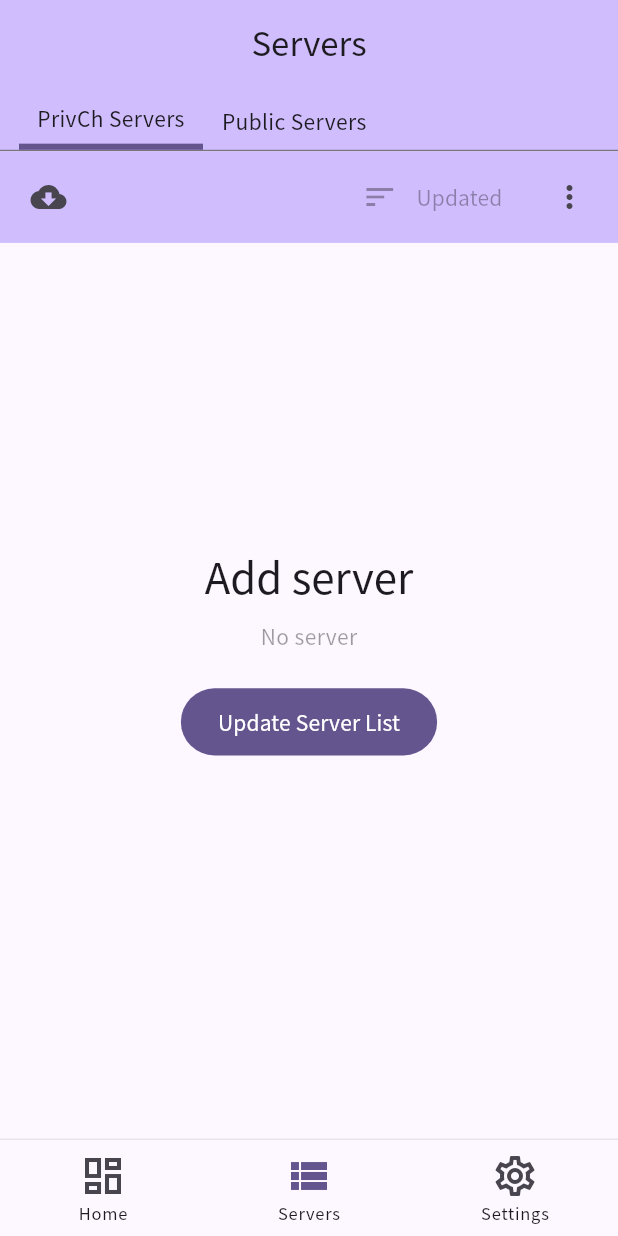
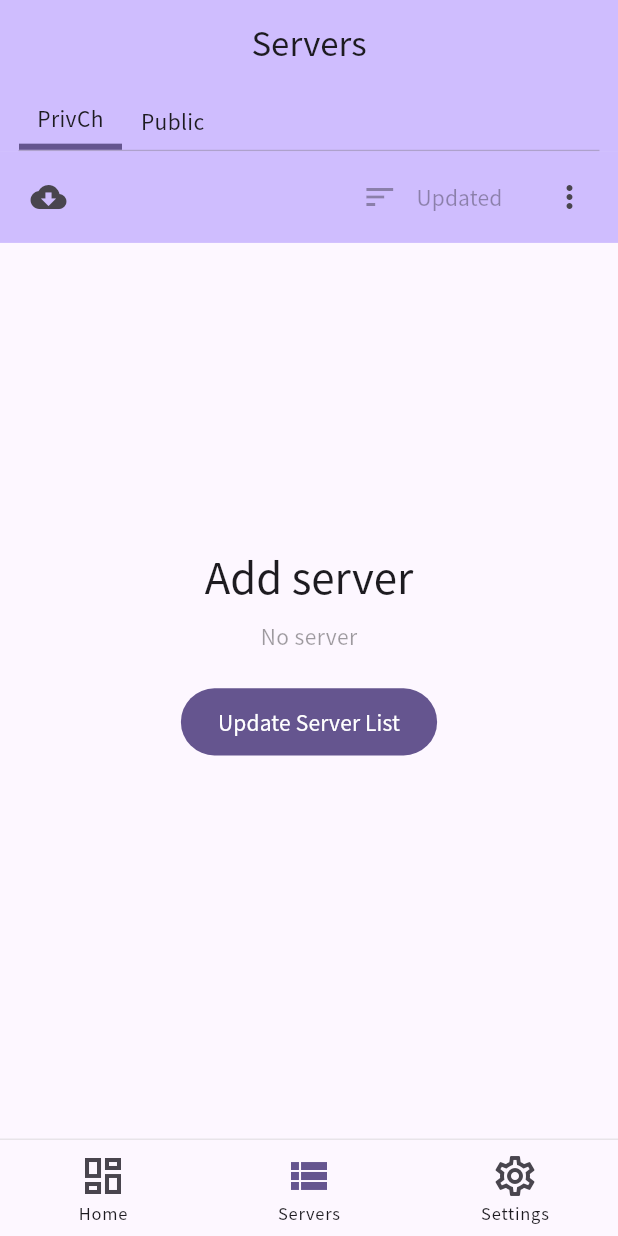
Before and after one commit to xinlake/privch, a Flutter app: the screen it shows after launch, after a tap on "CONNECT", on a phone screen of 412 x 824 dp. Run offline on Flutter 3.47's test engine with Material 3 defaults, Android fonts, the phone set to English and light mode, and no system bars; our stand-ins replace envied, fl_chart, flutter_markdown, hive, plugin_platform_interface, qr_flutter and 1 more; missing offline and left inert: dart:html, ed25519_edwards, hashlib; accounts and stored records are empty; generated files the repository leaves out were written again.

Commit message:
privch flutter client v0.12.1

```diff
--- a/client-flutter/private-channel/lib/l10n/app_en.arb
+++ b/client-flutter/private-channel/lib/l10n/app_en.arb
@@ -15,9 +15,10 @@
     "notConnected": "NOT CONNECTED",
 
     "servers": "Servers",
-    "privchServers": "PrivCh Servers",
-    "publicServers": "Public Servers",
-    "updateFromCloud": "Update Server List",
+    "privchServerTab": "PrivCh",
+    "publicServerTab": "Public",
+    "updateServerList": "Update Server List",
+    "updating": "Updating ...",
     "noServer": "No server",
     "addServer": "Add server",
     "createServer": "Create server",
--- a/client-flutter/private-channel/lib/pages/privch_server_list.dart
+++ b/client-flutter/private-channel/lib/pages/privch_server_list.dart
@@ -101,7 +101,7 @@
                           ),
                           Padding(
                             padding: EdgeInsets.symmetric(horizontal: _spacing),
-                            child: const Text("Listing servers ..."),
+                            child: Text(_appLocales.updating),
                           ),
                         ],
                       )
@@ -439,7 +439,7 @@
           )
               ? null
               : () async => await _listServer(),
-          child: Text(_appLocales.updateFromCloud),
+          child: Text(_appLocales.updateServerList),
         ),
 
         // foot padding
--- a/client-flutter/private-channel/lib/pages/server_list.dart
+++ b/client-flutter/private-channel/lib/pages/server_list.dart
@@ -29,13 +29,23 @@
       padding: padding ?? EdgeInsets.symmetric(horizontal: _spacing),
       decoration: BoxDecoration(
         color: widget.actionBarColor,
-        border: Border(
-          bottom: BorderSide(
-            color: _themeData.dividerColor,
-          ),
+        border: Border.all(
+          color: widget.actionBarColor,
+          width: 0,
         ),
       ),
-      child: _serverTabs(),
+      child: Column(
+        mainAxisSize: MainAxisSize.min,
+        crossAxisAlignment: CrossAxisAlignment.stretch,
+        children: [
+          _serverTabs(),
+          Divider(
+            height: 1,
+            thickness: 1,
+            color: _themeData.dividerColor.withAlpha(100),
+          ),
+        ],
+      ),
     );
   }
 
@@ -75,8 +85,8 @@
                 _spacing * 0.6,
               ),
               child: Text(switch (serverTab) {
-                ServerGroup.privch => _appLocales.privchServers,
-                ServerGroup.public => _appLocales.publicServers,
+                ServerGroup.privch => _appLocales.privchServerTab,
+                ServerGroup.public => _appLocales.publicServerTab,
               }),
             ),
           ),
--- a/client-flutter/private-channel/pubspec.yaml
+++ b/client-flutter/private-channel/pubspec.yaml
@@ -16,7 +16,7 @@
 # https://developer.apple.com/library/archive/documentation/General/Reference/InfoPlistKeyReference/Articles/CoreFoundationKeys.html
 # In Windows, build-name is used as the major, minor, and patch parts
 # of the product and file versions while build-number is used as the build suffix.
-version: 0.12.0+120
+version: 0.12.1+121
 
 environment:
   sdk: '>=3.0.0 <4.0.0'
```
Also changed, not shown: client-flutter/private-channel/lib/l10n/app_zh.arb (+4 -3 lines), client-flutter/private-channel/pubspec.lock, 1 other file.
